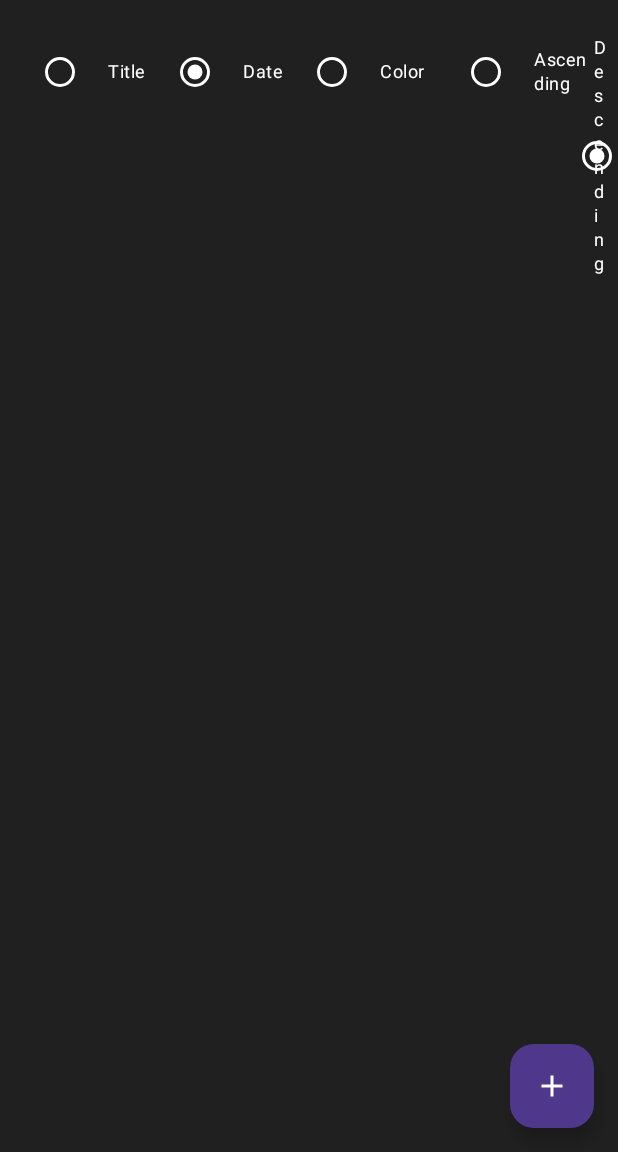
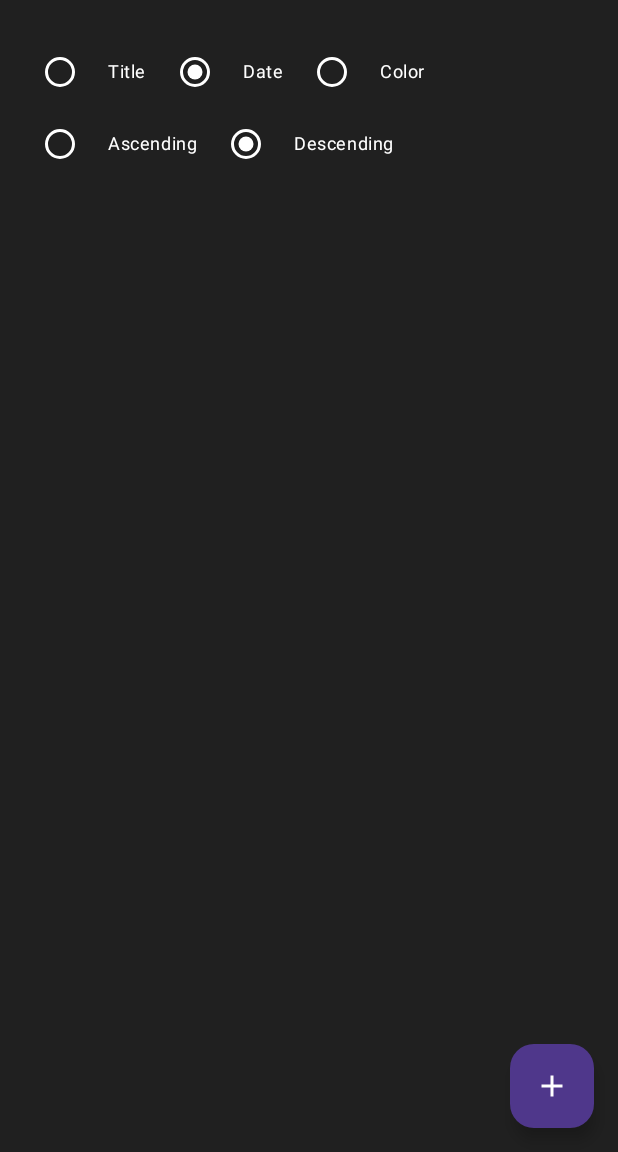
Before and after one commit to abhigit-hub/compose-code-along, an Android app built with Jetpack Compose: the screen it shows after launch (MainActivity), after a tap on "Sort", on a phone screen of 412 x 824 dp, the part 84-1236 px from its top. Run offline under Robolectric (Android 15) with nearby library versions, the phone set to English and light mode, and no system bars; our stand-ins replace Dagger/Hilt's generated code, Room's generated code.

Commit message:
NoteApp: Fixed some bugs introduced while coding along
Signed-off-by: Abhijit Naik <naikabhiit@gmail.com>

```diff
--- a/noteapp/app/src/main/java/com/compose/noteapp/featurenote/presentation/notes/NotesViewModel.kt
+++ b/noteapp/app/src/main/java/com/compose/noteapp/featurenote/presentation/notes/NotesViewModel.kt
@@ -38,7 +38,7 @@ class NotesViewModel @Inject constructor(
                     state.value.noteOrder.orderType == event.noteOrder.orderType) {
                     return
                 }
-
+                getNotes(event.noteOrder)
             }
             is NotesEvent.DeleteNote -> {
                 viewModelScope.launch {
--- a/noteapp/app/src/main/java/com/compose/noteapp/featurenote/presentation/notes/components/OrderSection.kt
+++ b/noteapp/app/src/main/java/com/compose/noteapp/featurenote/presentation/notes/components/OrderSection.kt
@@ -37,6 +37,8 @@ fun OrderSection(
                 text = "Color",
                 selected = noteOrder is NoteOrder.Color,
                 onSelect = { onOrderChange(NoteOrder.Color(noteOrder.orderType)) })
+        }
+
         Spacer(modifier = Modifier.width(16.dp))
 
         Row(
@@ -51,8 +53,6 @@ fun OrderSection(
                 text = "Descending",
                 selected = noteOrder.orderType is OrderType.Descending,
                 onSelect = { onOrderChange(noteOrder.copy(OrderType.Descending)) })
-                Spacer(modifier = Modifier.width(8.dp))
         }
     }
 }
-}
```
Lines whose indentation alone changed are shown as unchanged.
